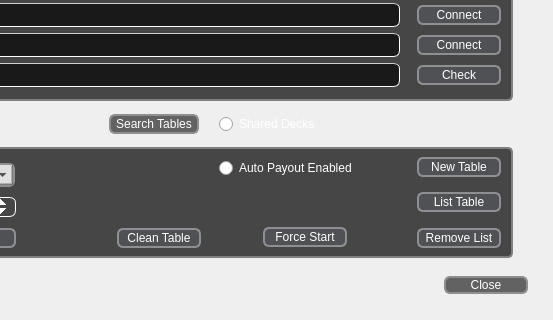
Above: Holdero/menu.ui from SixofClubsss/Dero-Poker-Table before the change; both pictures show x 337 to 890 and y 300 to 620 of the 890 by 620 pixel window. Below: the same form after it.
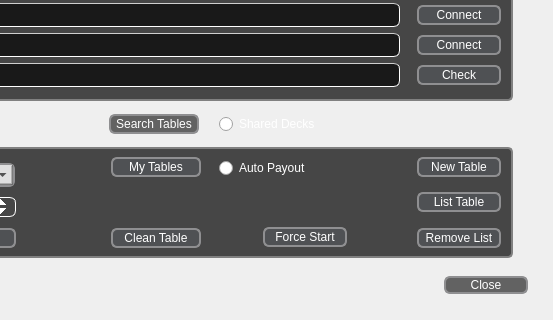
That is the form after the change. Icons and pictures are not drawn.

What changed in the file:
```diff
--- a/Holdero/menu.ui
+++ b/Holdero/menu.ui
@@ -707,7 +707,10 @@
 }</string>
       </property>
       <property name="text">
-       <string>Auto Payout Enabled</string>
+       <string>Auto Payout</string>
+      </property>
+      <property name="checked">
+       <bool>false</bool>
       </property>
      </widget>
      <widget class="QPushButton" name="newTableButton">
@@ -896,9 +899,9 @@
      <widget class="QPushButton" name="cleanTableButton">
       <property name="geometry">
        <rect>
-        <x>434</x>
+        <x>428</x>
         <y>81</y>
-        <width>84</width>
+        <width>90</width>
         <height>20</height>
        </rect>
       </property>
@@ -908,6 +911,12 @@
         <height>20</height>
        </size>
       </property>
+      <property name="maximumSize">
+       <size>
+        <width>90</width>
+        <height>20</height>
+       </size>
+      </property>
       <property name="toolTip">
        <string>Shuffle deck</string>
       </property>
@@ -1040,6 +1049,37 @@
        </property>
       </item>
      </widget>
+     <widget class="QPushButton" name="myTablesButton">
+      <property name="geometry">
+       <rect>
+        <x>428</x>
+        <y>10</y>
+        <width>90</width>
+        <height>20</height>
+       </rect>
+      </property>
+      <property name="minimumSize">
+       <size>
+        <width>84</width>
+        <height>20</height>
+       </size>
+      </property>
+      <property name="maximumSize">
+       <size>
+        <width>90</width>
+        <height>20</height>
+       </size>
+      </property>
+      <property name="toolTip">
+       <string>Lookup my tables</string>
+      </property>
+      <property name="styleSheet">
+       <string notr="true"/>
+      </property>
+      <property name="text">
+       <string>My Tables</string>
+      </property>
+     </widget>
     </widget>
    </item>
    <item row="0" column="2">
```
Left out of the diff: 2 changed lines with no effect on the pictures.
